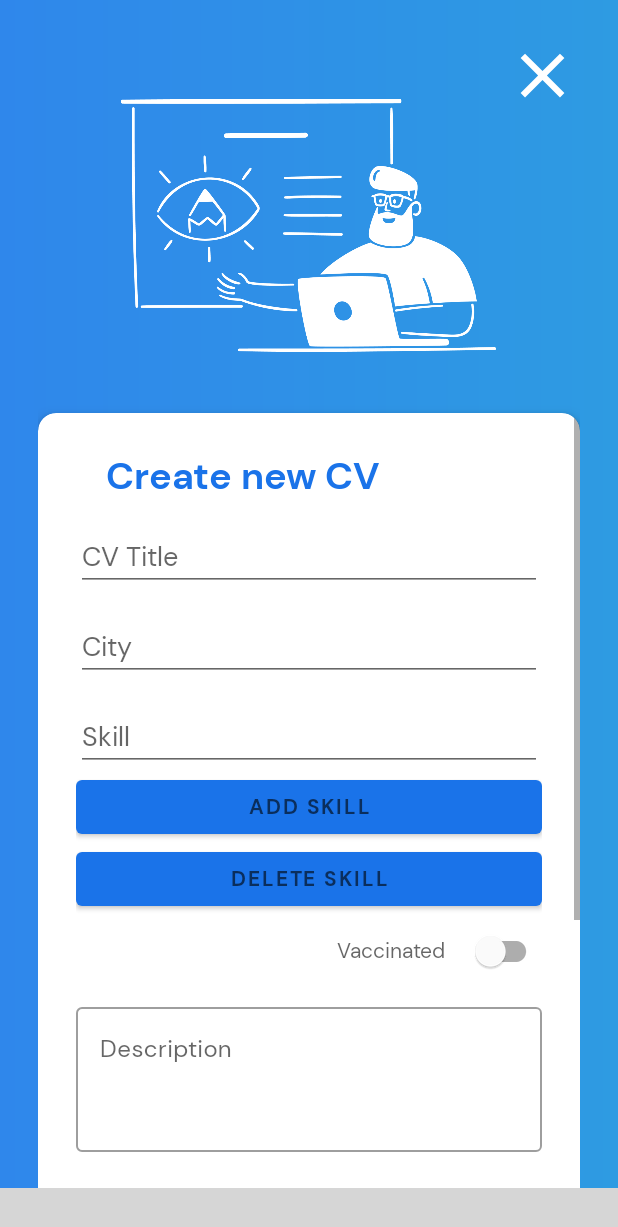
After one commit to kazface/easyHire, an Android app: the fragment CreateApplicantCvPage placed in its activity, on a phone screen of 412 x 824 dp. The commit adds this screen. Shown: the top 1227 px of the screen. Run offline under Robolectric (Android 15) with nearby library versions, the phone set to English and light mode, and no system bars; our stand-ins replace Firebase (no records; nobody signed in at launch, a user with empty details on screens opened directly); libraries missing offline, so code that uses them is left out: com.etebarian.meowbottomnavigation; plain views replace MeowBottomNavigation; 9 statements that could not run were skipped; grey boxes are pictures that could not be loaded.

Commit message:
CREATE CV

```diff
--- a/app/src/main/java/com/example/fasthire/ApplicantHomePageFragment.kt
+++ b/app/src/main/java/com/example/fasthire/ApplicantHomePageFragment.kt
@@ -107,14 +107,14 @@ class ApplicantHomePageFragment : Fragment() {
             bundle.putParcelable("Job", it)
             jobDetailedFragment.arguments = bundle
             val transaction = fragmentManager?.beginTransaction()
-            transaction?.replace(R.id.fragmentContainer, jobDetailedFragment)
+            transaction?.replace(R.id.fragmentContainer, jobDetailedFragment)?.addToBackStack(null)
             transaction?.commit()
         }
 
         var findJobBtn = view.findViewById<RelativeLayout>(R.id.find_job_card_background);
         findJobBtn.setOnClickListener{
             val transaction = fragmentManager?.beginTransaction()
-            transaction?.replace(R.id.fragmentContainer, findJobFragment())
+            transaction?.replace(R.id.fragmentContainer, findJobFragment())?.addToBackStack(null)
             transaction?.commit()
         }
     }
--- /dev/null
+++ b/app/src/main/java/com/example/fasthire/CreateApplicantCvPage.kt
@@ -0,0 +1,145 @@
+package com.example.fasthire
+import android.app.ProgressDialog
+import android.os.Bundle
+import android.util.Log
+import android.view.LayoutInflater
+import android.view.View
+import android.view.ViewGroup
+import android.widget.EditText
+import android.widget.LinearLayout
+import androidx.appcompat.widget.AppCompatButton
+import androidx.core.view.children
+import androidx.core.view.size
+import androidx.fragment.app.Fragment
+import androidx.fragment.app.FragmentManager
+import com.google.android.material.button.MaterialButton
+import com.google.android.material.switchmaterial.SwitchMaterial
+import com.google.android.material.textfield.TextInputEditText
+import com.google.firebase.auth.FirebaseAuth
+import com.google.firebase.database.FirebaseDatabase
+import com.google.firebase.database.ktx.database
+import com.google.firebase.ktx.Firebase
+import com.google.firebase.ktx.initialize
+
+// TODO: Rename parameter arguments, choose names that match
+// the fragment initialization parameters, e.g. ARG_ITEM_NUMBER
+
+/**
+ * A simple [Fragment] subclass.
+ * Use the [CreateApplicantCvPage.newInstance] factory method to
+ * create an instance of this fragment.
+ */
+class CreateApplicantCvPage : Fragment() {
+    // TODO: Rename and change types of parameters
+
+    lateinit var user: User
+    override fun onCreate(savedInstanceState: Bundle?) {
+
+        super.onCreate(savedInstanceState)
+        arguments?.let {
+            user = it.getSerializable("User") as User
+        }
+    }
+    private var database : FirebaseDatabase = Firebase.database("https://fasthire-ae6c0-default-rtdb.europe-west1.firebasedatabase.app/")
+
+    override fun onViewCreated(view: View, savedInstanceState: Bundle?) {
+        super.onViewCreated(view, savedInstanceState)
+        var close = view.findViewById<AppCompatButton>(R.id.closeFragment)
+        var addSkillButton = view.findViewById<MaterialButton>(R.id.addSkillButton)
+        val skillsLayout = view.findViewById<LinearLayout>(R.id.skillsLayout)
+        var deleteSkillButton = view.findViewById<MaterialButton>(R.id.deleteSkillButton)
+
+        var createCvButton = view.findViewById<MaterialButton>(R.id.createCvButton)
+
+        var cvTitle = view.findViewById<TextInputEditText>(R.id.cvTitle)
+
+        var cvLocation = view.findViewById<TextInputEditText>(R.id.cvLocation)
+
+        var cvVaccination = view.findViewById<SwitchMaterial>(R.id.cvVaccination)
+
+        var cvDescriptionText = view.findViewById<TextInputEditText>(R.id.cvDescriptionText)
+
+        fun isFormValid():Boolean{
+            if(cvTitle.text!!.isEmpty()
+                || cvLocation.text!!.isEmpty()
+                || cvDescriptionText.text!!.isEmpty()
+            ){
+                return false
+            }
+
+            return true
+        }
+
+
+        createCvButton.setOnClickListener{
+            if(isFormValid()){
+                val progressBar = ProgressDialog(activity)
+
+                progressBar.setMessage("Uploading your CV...")
+                progressBar.setCancelable(false)
+                progressBar.show()
+
+                var skills: ArrayList<Any> = arrayListOf()
+                for(child in skillsLayout.children){
+                    var textView = child as TextInputEditText
+                    skills.add(textView.text.toString())
+                }
+                var cv: Cv = Cv(user.email, cvDescriptionText.text.toString(), user.fullName, cvLocation.text.toString(), user.phone, skills, cvTitle.text.toString(), null, if (cvVaccination.isChecked)1 else 0)
+                Log.d("CV", cv.skills.toString())
+                FirebaseAuth.getInstance().uid?.let { it1 -> database.getReference("Cvs").child(it1).push().setValue(cv).addOnSuccessListener {
+                    progressBar.hide()
+                } }
+
+            }
+
+        }
+
+
+        addSkillButton.setOnClickListener{
+            val et = TextInputEditText(view.context)
+            et.hint = "Skill ${skillsLayout.childCount+1}"
+            val lp = LinearLayout.LayoutParams(LinearLayout.LayoutParams.MATCH_PARENT, LinearLayout.LayoutParams.WRAP_CONTENT)
+            skillsLayout.addView(et, lp)
+        }
+
+
+        deleteSkillButton.setOnClickListener{
+            skillsLayout.removeViewAt(skillsLayout.childCount-1)
+        }
+
+
+        close.setOnClickListener{
+            val fm: FragmentManager = requireActivity().supportFragmentManager
+            fm.popBackStack()
+        }
+
+
+
+    }
+
+    override fun onCreateView(
+        inflater: LayoutInflater, container: ViewGroup?,
+        savedInstanceState: Bundle?
+    ): View? {
+        // Inflate the layout for this fragment
+        return inflater.inflate(R.layout.fragment_create_applicant_cv_page, container, false)
+    }
+
+    companion object {
+        /**
+         * Use this factory method to create a new instance of
+         * this fragment using the provided parameters.
+         *
+         * @param param1 Parameter 1.
+         * @param param2 Parameter 2.
+         * @return A new instance of fragment CreateApplicantCvPage.
+         */
+        // TODO: Rename and change types and number of parameters
+        @JvmStatic
+        fun newInstance() =
+            CreateApplicantCvPage().apply {
+                arguments = Bundle().apply {
+                }
+            }
+    }
+}
--- a/app/src/main/java/com/example/fasthire/findJobFragment.kt
+++ b/app/src/main/java/com/example/fasthire/findJobFragment.kt
@@ -132,7 +132,7 @@ class findJobFragment : Fragment() {
             bundle.putParcelable("Job", it)
             jobDetailedFragment.arguments = bundle
             val transaction = fragmentManager?.beginTransaction()
-            transaction?.replace(R.id.fragmentContainer, jobDetailedFragment)
+            transaction?.replace(R.id.fragmentContainer, jobDetailedFragment)?.addToBackStack(null)
             transaction?.commit()
         }
 
--- a/app/src/main/java/com/example/fasthire/savedJobFragment.kt
+++ b/app/src/main/java/com/example/fasthire/savedJobFragment.kt
@@ -135,7 +135,7 @@ class savedJobFragment : Fragment() {
             bundle.putParcelable("Job", it)
             jobDetailedFragment.arguments = bundle
             val transaction = fragmentManager?.beginTransaction()
-            transaction?.replace(R.id.fragmentContainer, jobDetailedFragment)
+            transaction?.replace(R.id.fragmentContainer, jobDetailedFragment)?.addToBackStack(null)
             transaction?.commit()
         }
 
--- /dev/null
+++ b/app/src/main/res/anim/slide_in_up.xml
@@ -0,0 +1,5 @@
+<?xml version="1.0" encoding="utf-8"?>
+<translate xmlns:android="http://schemas.android.com/apk/res/android"
+    android:duration="@android:integer/config_longAnimTime"
+    android:fromYDelta="100%p"
+    android:toYDelta="0%p" />
--- /dev/null
+++ b/app/src/main/res/anim/slide_out_up.xml
@@ -0,0 +1,5 @@
+<?xml version="1.0" encoding="utf-8"?>
+<translate xmlns:android="http://schemas.android.com/apk/res/android"
+    android:duration="@android:integer/config_longAnimTime"
+    android:fromYDelta="0%p"
+    android:toYDelta="-100%p" />
--- /dev/null
+++ b/app/src/main/res/drawable/ic_baseline_close_24.xml
@@ -0,0 +1,5 @@
+<vector android:height="24dp" android:tint="#FFFFFF"
+    android:viewportHeight="24" android:viewportWidth="24"
+    android:width="24dp" xmlns:android="http://schemas.android.com/apk/res/android">
+    <path android:fillColor="@android:color/white" android:pathData="M19,6.41L17.59,5 12,10.59 6.41,5 5,6.41 10.59,12 5,17.59 6.41,19 12,13.41 17.59,19 19,17.59 13.41,12z"/>
+</vector>
--- /dev/null
+++ b/app/src/main/res/layout/fragment_create_applicant_cv_page.xml
@@ -0,0 +1,177 @@
+<?xml version="1.0" encoding="utf-8"?>
+<RelativeLayout xmlns:android="http://schemas.android.com/apk/res/android"
+    xmlns:tools="http://schemas.android.com/tools"
+    android:layout_width="match_parent"
+    android:layout_height="match_parent"
+    xmlns:app="http://schemas.android.com/apk/res-auto"
+    tools:context=".CreateApplicantCvPage"
+    android:background="@drawable/gradient_bg"
+    android:paddingTop="25dp"
+    android:paddingStart="25dp"
+    android:paddingEnd="25dp"
+    android:orientation="vertical">
+
+    <androidx.appcompat.widget.AppCompatButton
+        android:id="@+id/closeFragment"
+        android:layout_alignParentEnd="true"
+        android:layout_alignParentTop="true"
+        android:layout_width="50dp"
+        android:layout_height="50dp"
+        app:tint="@color/white"
+        android:background="@drawable/ic_baseline_close_24"
+        />
+
+
+
+
+    <LinearLayout
+            android:layout_width="match_parent"
+            android:orientation="vertical"
+            android:layout_height="wrap_content">
+
+            <ImageView
+                android:layout_gravity="center"
+                android:layout_width="250dp"
+                android:layout_height="250dp"
+                android:src="@drawable/cv_person"
+                />
+
+            <com.google.android.material.card.MaterialCardView xmlns:android="http://schemas.android.com/apk/res/android"
+                xmlns:app="http://schemas.android.com/apk/res-auto"
+                style="@style/CardView"
+                android:id="@+id/cvCardView"
+                android:layout_width="match_parent"
+                android:layout_height="wrap_content"
+                android:backgroundTint="@color/white"
+                app:cardCornerRadius="12dp"
+                app:cardElevation="6dp"
+                >
+                <ScrollView
+                    android:layout_width="match_parent"
+                        android:layout_height="wrap_content">
+                    <LinearLayout
+                        android:padding="25dp"
+                        android:layout_width="match_parent"
+                        android:layout_height="wrap_content"
+                        android:orientation="vertical"
+                        >
+                        <TextView
+                            android:layout_width="match_parent"
+                            android:layout_height="wrap_content"
+                            android:layout_marginStart="20dp"
+                            android:fontFamily="@font/dmsansbold"
+                            android:text="Create new CV"
+                            android:textColor="#1A73E9"
+                            android:textSize="25dp" />
+
+
+                            <com.google.android.material.textfield.TextInputEditText
+                                android:id="@+id/cvTitle"
+                                android:layout_marginTop="15dp"
+                                android:layout_width="match_parent"
+                                android:layout_height="wrap_content"
+                                android:hint="CV Title"
+                                />
+
+
+
+
+                        <com.google.android.material.textfield.TextInputEditText
+                            android:id="@+id/cvLocation"
+                            android:layout_marginTop="15dp"
+                            android:layout_width="match_parent"
+                            android:layout_height="wrap_content"
+                            android:hint="City"
+                            />
+
+                        <LinearLayout
+                            android:id="@+id/skillsLayout"
+                            android:orientation="vertical"
+                            android:layout_width="match_parent"
+                            android:layout_height="wrap_content">
+
+                            <com.google.android.material.textfield.TextInputEditText
+                                android:id="@+id/cvSkills"
+                                android:layout_marginTop="15dp"
+                                android:layout_width="match_parent"
+                                android:layout_height="wrap_content"
+                                android:hint="Skill"
+                                />
+
+
+                        </LinearLayout>
+
+
+                        <com.google.android.material.button.MaterialButton
+                            android:id="@+id/addSkillButton"
+                            android:fontFamily="@font/dmsansbold"
+                            android:textColor="@color/white"
+                            android:layout_width="match_parent"
+                            android:hint="ADD SKILL"
+                            app:backgroundTint="#1A73E9"
+                            android:layout_height="wrap_content"/>
+                        <com.google.android.material.button.MaterialButton
+                            android:id="@+id/deleteSkillButton"
+                            android:fontFamily="@font/dmsansbold"
+                            android:textColor="@color/white"
+                            android:layout_width="match_parent"
+                            android:hint="DELETE SKILL"
+                            app:backgroundTint="#1A73E9"
+                            android:layout_height="wrap_content"/>
+
+                        <com.google.android.material.switchmaterial.SwitchMaterial
+                            android:id="@+id/cvVaccination"
+                            android:layout_width="wrap_content"
+                            android:layout_height="wrap_content"
+                            android:hint="Vaccinated    "
+                            android:layout_gravity="right"
+                            />
+
+
+                        <com.google.android.material.textfield.TextInputLayout
+                            style="@style/Widget.MaterialComponents.TextInputLayout.OutlinedBox"
+                            android:layout_width="match_parent"
+                            android:layout_height="wrap_content"
+                            android:layout_marginTop="8dp"
+                            android:hint="Description">
+                            <com.google.android.material.textfield.TextInputEditText
+                                android:id="@+id/cvDescriptionText"
+                                android:layout_width="match_parent"
+                                android:inputType="textMultiLine"
+                                android:gravity="top"
+                                android:lines="3"
+                                android:layout_height="wrap_content" />
+                        </com.google.android.material.textfield.TextInputLayout>
+
+                        <com.google.android.material.button.MaterialButton
+                            android:id="@+id/createCvButton"
+                            android:layout_marginTop="25dp"
+                            android:layout_width="match_parent"
+                            android:layout_height="wrap_content"
+                            android:layout_marginBottom="100dp"
+                            android:fontFamily="@font/dmsansbold"
+                            android:gravity="center"
+                            android:text="Create"
+                            android:textColor="@color/white"
+                            android:textSize="12sp"
+                            app:backgroundTint="#1A73E9"
+                            app:cardCornerRadius="15dp" />
+
+                        <androidx.recyclerview.widget.RecyclerView
+                            android:layout_width="match_parent"
+                            android:layout_height="200dp"
+                            />
+
+                    </LinearLayout>
+
+                </ScrollView>
+
+            </com.google.android.material.card.MaterialCardView>
+
+        </LinearLayout>
+
+
+
+
+
+</RelativeLayout>
```
Also changed, not shown: app/src/main/java/com/example/fasthire/ApplicantActivity.kt (+18 -10 lines), app/src/main/java/com/example/fasthire/ApplicantCvsFragment.kt (+23 -4 lines), app/src/main/java/com/example/fasthire/ApplicantProfileFragment.kt (+11 -3 lines), app/src/main/res/layout/cv_card_shimmer.xml (added, +100 -0 lines), app/src/main/res/layout/fragment_applicant_cvs.xml (+22 -0 lines), app/src/main/res/layout/fragment_applicant_profile.xml (+12 -0 lines), app/src/main/res/layout/fragment_job_detailed.xml (+3 -4 lines), app/src/main/res/drawable/cv_person.png (added).
